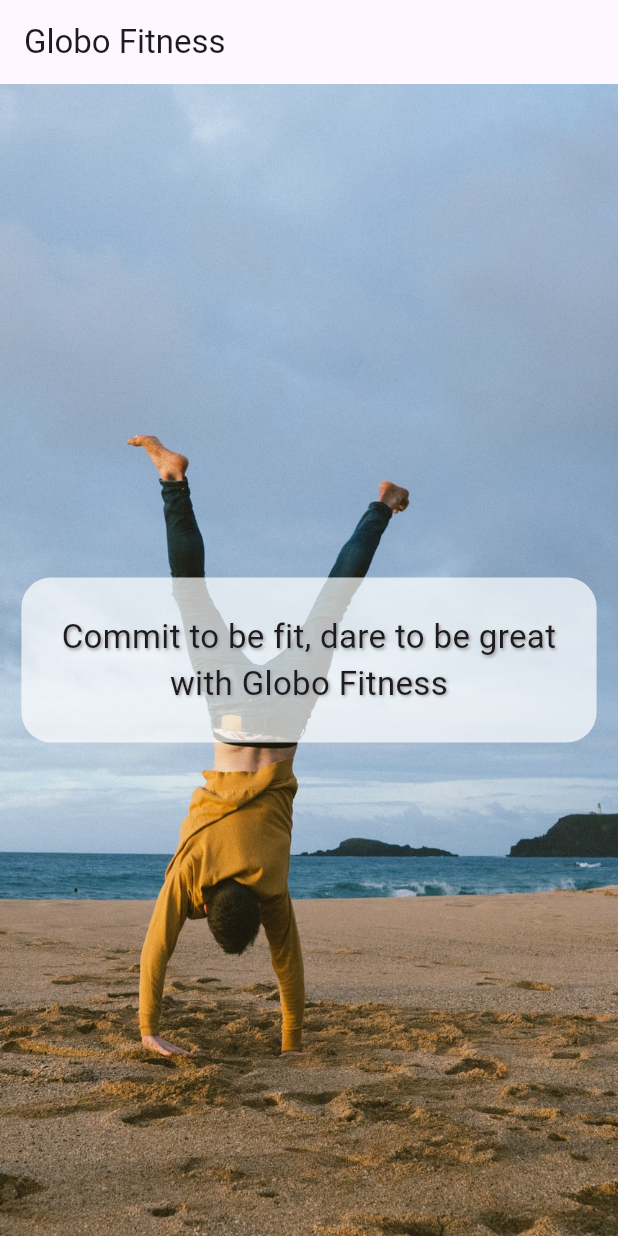
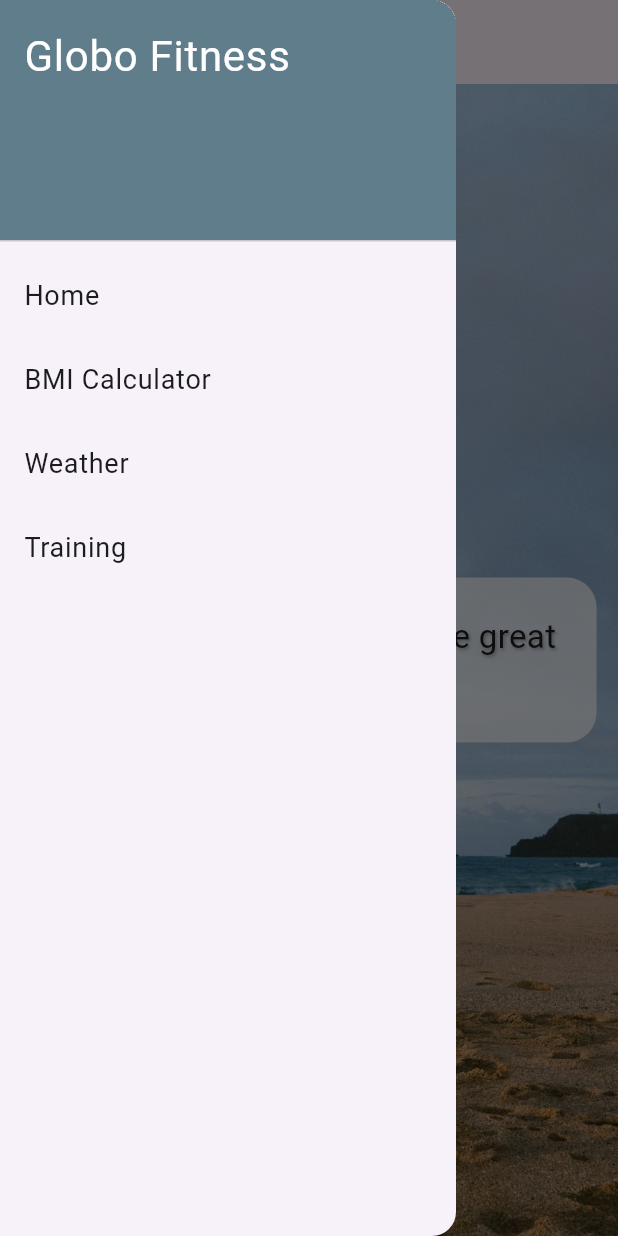
Before and after one commit to altair961/Flutter, a Flutter app: the screen it shows after launch, with the side drawer open (before the commit the screen has no drawer), on a phone screen of 412 x 824 dp. Run offline on Flutter 3.47's test engine with Material 3 defaults, Android fonts, the phone set to English and light mode, and no system bars.

Commit message:
Drawer was added.

```diff
--- a/globo_fitness/lib/screens/intro_screen.dart
+++ b/globo_fitness/lib/screens/intro_screen.dart
@@ -1,4 +1,5 @@
 import 'package:flutter/material.dart';
+import '../shared/menu_drawer.dart';
 
 class IntroScreen extends StatelessWidget {
   const IntroScreen({super.key});
@@ -7,6 +8,7 @@ class IntroScreen extends StatelessWidget {
   Widget build(BuildContext context) {
     return Scaffold(
       appBar: AppBar(title: Text('Globo Fitness')),
+      drawer: MenuDrawer(),
       body: Container(
         decoration: BoxDecoration(
             image: DecorationImage(
--- /dev/null
+++ b/globo_fitness/lib/shared/menu_drawer.dart
@@ -0,0 +1,34 @@
+import 'package:flutter/material.dart';
+
+class MenuDrawer extends StatelessWidget {
+  const MenuDrawer({super.key});
+
+  @override
+  Widget build(BuildContext context) {
+    return Drawer(
+      child: ListView(
+        children: buildMenuItems(context)
+      )
+    );
+  }
+
+  List<Widget> buildMenuItems(BuildContext context) {
+    final List<String> menuTitles = [
+      'Home',
+      'BMI Calculator',
+      'Weather',
+      'Training'
+    ];
+    List<Widget> menuItems = [];
+    menuItems.add(DrawerHeader(
+      decoration: BoxDecoration(color: Colors.blueGrey),
+      child: Text('Globo Fitness', style: TextStyle(color: Colors.white, fontSize: 28))));
+
+    menuTitles.forEach((String element) {
+      menuItems.add(ListTile(
+        title: Text(element, style: TextStyle(fontSize: 18)),
+        onTap: () {}));
+    });
+    return menuItems;
+  }
+}
```
